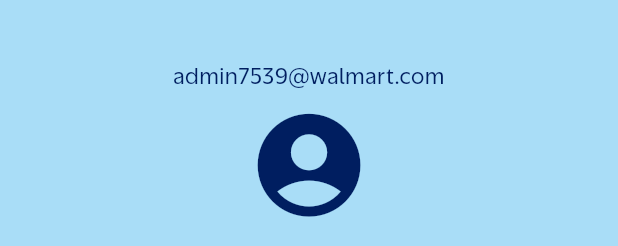
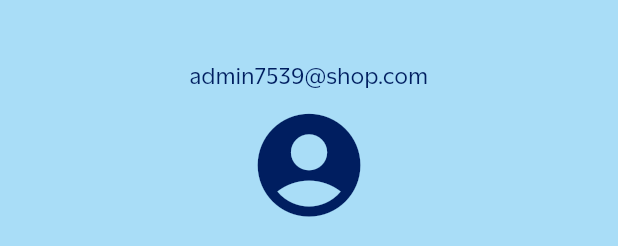
Before and after one commit to Ascrion/retail-forecasting-system, a Flutter app: the AccountPage widget shown alone on an empty page, opened directly, on a phone screen of 412 x 824 dp. Shown: the top 246 px of the screen. Run offline on Flutter 3.47's test engine with Material 3 defaults, Android fonts, the phone set to English and light mode, and no system bars; our stand-ins replace csv, file_picker, flutter_riverpod, hexcolor, sqflite; accounts and stored records are empty.

```diff
--- a/Frontend/lib/screens/account_screen.dart
+++ b/Frontend/lib/screens/account_screen.dart
@@ -45,7 +45,7 @@
           children: [
             // Email
             Text(
-              'admin7539@walmart.com',
+              'admin7539@shop.com',
               style: textSmall,
               textAlign: TextAlign.center,
             ),
--- a/Frontend/lib/screens/home_screen.dart
+++ b/Frontend/lib/screens/home_screen.dart
@@ -53,7 +53,7 @@
             SizedBox(
               width: screenWidth * 0.2,
               child: Image.asset(
-                'assets/images/WMT-Spark-SparkYellow-RGB.png',
+                'assets/images/shop.png',
                 height: screenHeight * 0.05,
                 fit: BoxFit.contain,
               ),
--- a/Frontend/pubspec.yaml
+++ b/Frontend/pubspec.yaml
@@ -29,6 +29,7 @@
   uses-material-design: true
   assets:
     - assets/images/db/
+    - assets/images/
     - assets/db/
   fonts:
     - family: EverydaySans
```
Also changed, not shown: Frontend/assets/images/WMT-Spark-SparkYellow-RGB.png (deleted), Frontend/assets/images/shop.png (added), app_screenshots/admin.png (added), app_screenshots/day.png (added), app_screenshots/finances.png (added), app_screenshots/home.png (added), 2 other files.
